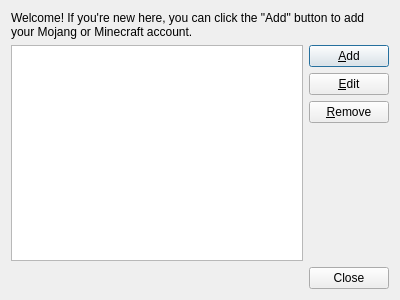
Qt form gui/dialogs/AccountListDialog.ui (FreesmTeam/FreesmLauncher) before a commit.
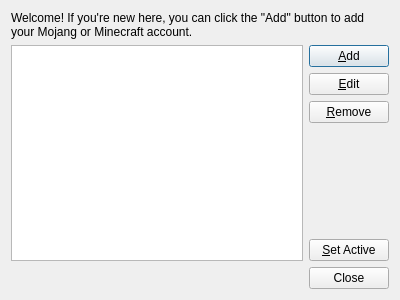
The same form after that commit.

```diff
--- a/gui/dialogs/AccountListDialog.ui
+++ b/gui/dialogs/AccountListDialog.ui
@@ -65,6 +65,16 @@
          </property>
         </spacer>
        </item>
+       <item>
+        <widget class="QPushButton" name="setActiveBtn">
+         <property name="toolTip">
+          <string>&lt;html&gt;&lt;head/&gt;&lt;body&gt;&lt;p&gt;Set the currently selected account as the active account. The active account is the account that is used to log in (unless it is overridden in an instance-specific setting).&lt;/p&gt;&lt;/body&gt;&lt;/html&gt;</string>
+         </property>
+         <property name="text">
+          <string>&amp;Set Active</string>
+         </property>
+        </widget>
+       </item>
       </layout>
      </item>
     </layout>
```
Left out of the diff: 2 changed lines with no effect on the pictures.
